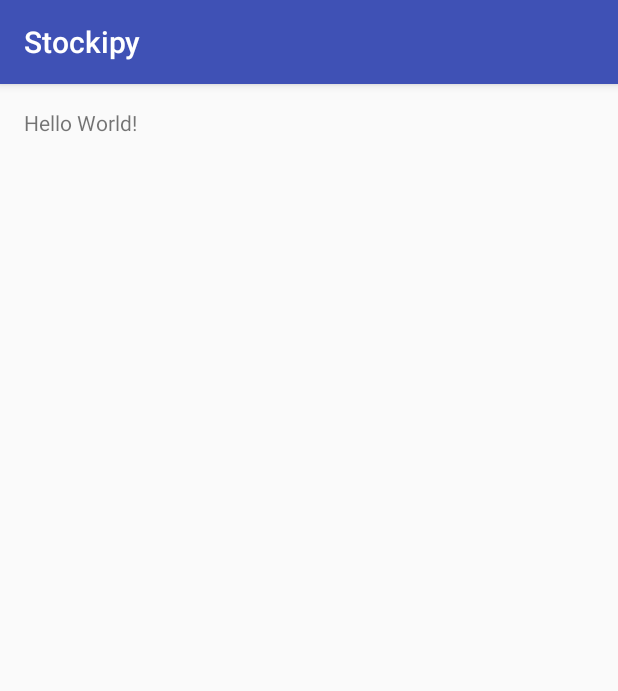
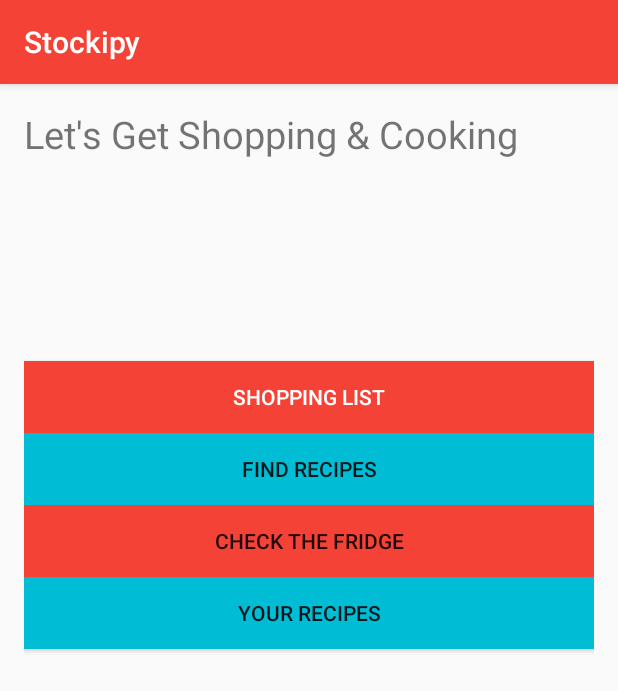
Before and after one commit to andrewfishersb/Stockipy-Android-App, an Android app: the screen it shows after launch (MainActivity), on a phone screen of 412 x 824 dp. Shown: the top 691 px of the screen. Run offline under Robolectric (Android 15) with nearby library versions, the phone set to English and light mode, and no system bars.

Commit message:
set colors and add buttons for retrieving the shopping list, finding recipes, checking the fridge

```diff
--- a/app/src/main/res/layout/activity_main.xml
+++ b/app/src/main/res/layout/activity_main.xml
@@ -10,7 +10,52 @@
     tools:context="fisher.andrew.stockipy.MainActivity">
 
     <TextView
-        android:layout_width="wrap_content"
+        android:layout_width="match_parent"
         android:layout_height="wrap_content"
-        android:text="Hello World!" />
+        android:text="Let&apos;s Get Shopping &amp; Cooking"
+        android:textSize="25sp"
+        android:id="@+id/textView" />
+
+    <Button
+        android:layout_width="match_parent"
+        android:layout_height="wrap_content"
+        android:text="Shopping List"
+        android:id="@+id/shoppingListButton"
+        android:background="@color/colorPrimary"
+        android:textColor="#ffffff"
+        android:layout_marginTop="134dp"
+        android:layout_below="@+id/textView"
+        android:layout_centerHorizontal="true" />
+
+    <Button
+        android:layout_width="match_parent"
+        android:layout_height="wrap_content"
+        android:text="Find Recipes"
+        android:id="@+id/recipeButton"
+        android:background="@color/colorAccent"
+        android:layout_below="@+id/shoppingListButton"
+        android:layout_alignParentRight="true"
+        android:layout_alignParentEnd="true" />
+
+    <Button
+        android:layout_width="match_parent"
+        android:layout_height="wrap_content"
+        android:text="Check the Fridge"
+        android:id="@+id/fridgeButton"
+        android:background="@color/colorPrimary"
+
+        android:layout_below="@+id/recipeButton"
+        android:layout_alignParentRight="true"
+        android:layout_alignParentEnd="true" />
+
+    <Button
+        android:layout_width="match_parent"
+        android:layout_height="wrap_content"
+        android:text="Your Recipes"
+        android:id="@+id/yourRecipeButton"
+        android:layout_below="@+id/fridgeButton"
+        android:layout_centerHorizontal="true"
+        android:background="@color/colorAccent" />
+
+
 </RelativeLayout>
--- a/app/src/main/res/values/colors.xml
+++ b/app/src/main/res/values/colors.xml
@@ -1,6 +1,12 @@
 <?xml version="1.0" encoding="utf-8"?>
 <resources>
-    <color name="colorPrimary">#3F51B5</color>
-    <color name="colorPrimaryDark">#303F9F</color>
-    <color name="colorAccent">#FF4081</color>
+    <color name="colorPrimary">#f44336</color>
+    <color name="colorPrimaryDark">#D32F2F</color>
+    <color name="colorPrimaryLight">#FFCDD2</color>
+    <color name="colorTextIcons">#FFFFFF</color>
+    <color name="colorAccent">#00bcd4</color>
+
+    <color name="colorPrimaryText">#212121</color>
+    <color name="colorSecondaryText">#757575</color>
+    <color name="colorDivider">#bdbdbd</color>
 </resources>
```
Also changed, not shown: app/src/main/res/drawable/cutting_board1.jpg (added), app/src/main/res/drawable/cutting_board3.jpg (added), app/src/main/res/drawable/cutting_board4.jpeg (added), app/src/main/res/drawable/cutting_board5.jpg (added), app/src/main/res/drawable/fridge.jpg (added), app/src/main/res/drawable/fridge_long.png (added), app/src/main/res/drawable/grocery_list.jpg (added), app/src/main/res/drawable/recipe.jpg (added), 2 other files.
